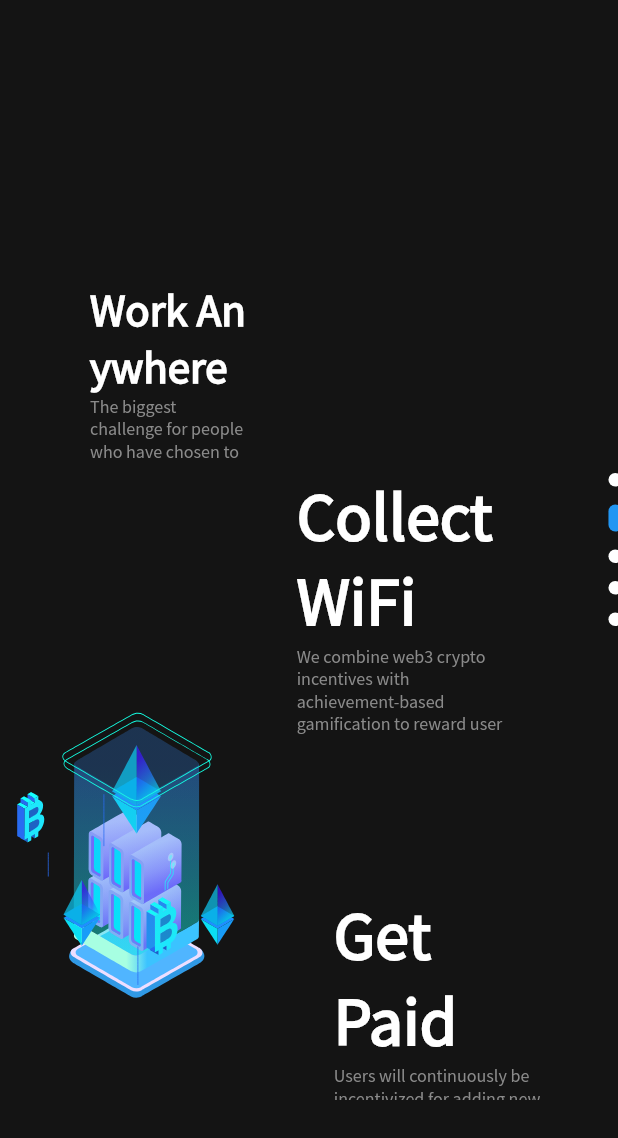
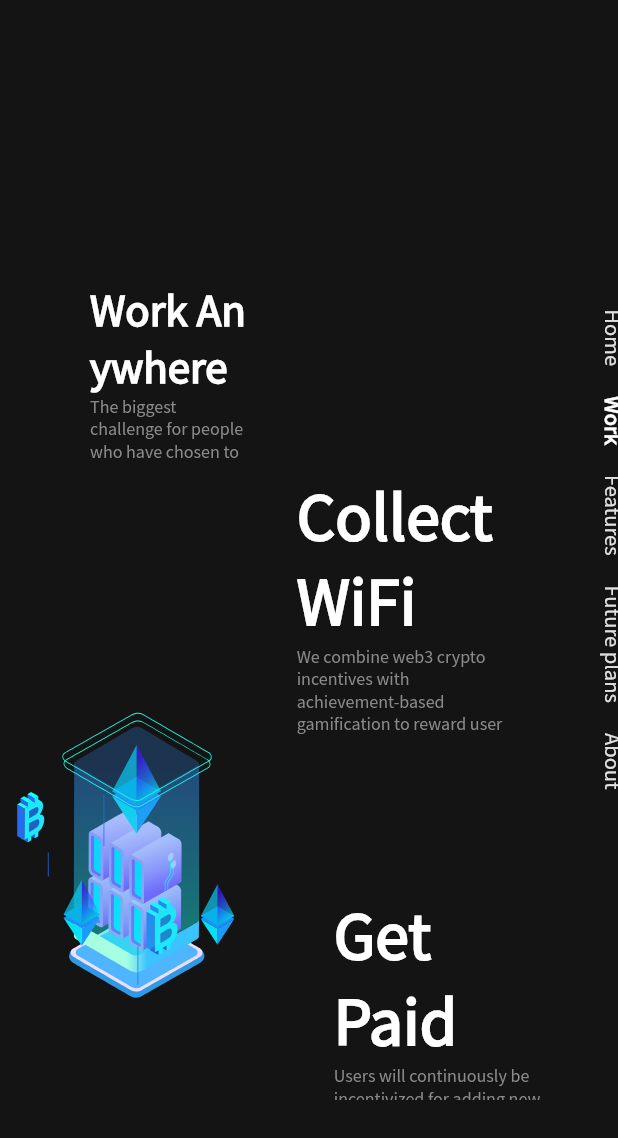
Before and after one commit to Maverick-Wolf/verifi_website, a Flutter app: the LargeScreen screen opened directly, scrolled down 576 dp, on a phone screen of 412 x 824 dp, the part 98-1236 px from its top. Run offline on Flutter 3.47's test engine with Material 2 defaults, Android fonts, the phone set to English and light mode, and no system bars; drawn by our look-alikes of auto_size_text, dots_indicator; our stand-ins replace font_awesome_flutter, lottie; missing offline and left inert: blobs.

Commit message:
switched from dot indicator to text

```diff
--- a/lib/screens/large_screens/main_large_screen.dart
+++ b/lib/screens/large_screens/main_large_screen.dart
@@ -71,22 +71,121 @@ class _LargeScreenState extends State<LargeScreen> {
                   ],
                 ),
               ),
-              DotsIndicator(
-                dotsCount: 5,
-                onTap: (position) {
-                  controller.animateToPage(position.toInt(),
-                      duration: const Duration(milliseconds: 1000),
-                      curve: Curves.easeInOutSine);
-                },
-                position: _currentIndex.toDouble(),
-                decorator: DotsDecorator(
-                    size: const Size.square(9.0),
-                    activeSize: const Size(9.0, 18.0),
-                    activeShape: RoundedRectangleBorder(
-                        borderRadius: BorderRadius.circular(5.0)),
-                    color: Colors.white,
-                    activeColor: Colors.blue),
-                axis: Axis.vertical,
+              Column(
+                children: [
+                  InkWell(
+                    onTap: () {
+                      controller.animateToPage(0,
+                          duration: const Duration(milliseconds: 1000),
+                          curve: Curves.easeInOutSine);
+                    },
+                    child: RotatedBox(
+                      quarterTurns: 1,
+                      child: Text(
+                        "Home",
+                        style: TextStyle(
+                            color:
+                                _currentIndex == 0 ? white : Colors.grey[300],
+                            fontSize: 15.0,
+                            fontWeight: _currentIndex == 0
+                                ? FontWeight.bold
+                                : FontWeight.normal),
+                      ),
+                    ),
+                  ),
+                  const SizedBox(
+                    height: 20.0,
+                  ),
+                  InkWell(
+                    onTap: () {
+                      controller.animateToPage(1,
+                          duration: const Duration(milliseconds: 1000),
+                          curve: Curves.easeInOutSine);
+                    },
+                    child: RotatedBox(
+                      quarterTurns: 1,
+                      child: Text(
+                        "Work",
+                        style: TextStyle(
+                            color:
+                                _currentIndex == 1 ? white : Colors.grey[300],
+                            fontSize: 15.0,
+                            fontWeight: _currentIndex == 1
+                                ? FontWeight.bold
+                                : FontWeight.normal),
+                      ),
+                    ),
+                  ),
+                  const SizedBox(
+                    height: 20.0,
+                  ),
+                  InkWell(
+                    onTap: () {
+                      controller.animateToPage(2,
+                          duration: const Duration(milliseconds: 1000),
+                          curve: Curves.easeInOutSine);
+                    },
+                    child: RotatedBox(
+                      quarterTurns: 1,
+                      child: Text(
+                        "Features",
+                        style: TextStyle(
+                            color:
+                                _currentIndex == 2 ? white : Colors.grey[300],
+                            fontSize: 15.0,
+                            fontWeight: _currentIndex == 2
+                                ? FontWeight.bold
+                                : FontWeight.normal),
+                      ),
+                    ),
+                  ),
+                  const SizedBox(
+                    height: 20.0,
+                  ),
+                  InkWell(
+                    onTap: () {
+                      controller.animateToPage(3,
+                          duration: const Duration(milliseconds: 1000),
+                          curve: Curves.easeInOutSine);
+                    },
+                    child: RotatedBox(
+                      quarterTurns: 1,
+                      child: Text(
+                        "Future plans",
+                        style: TextStyle(
+                            color:
+                                _currentIndex == 3 ? white : Colors.grey[300],
+                            fontSize: 15.0,
+                            fontWeight: _currentIndex == 3
+                                ? FontWeight.bold
+                                : FontWeight.normal),
+                      ),
+                    ),
+                  ),
+                  const SizedBox(
+                    height: 20.0,
+                  ),
+                  InkWell(
+                    onTap: () {
+                      controller.animateToPage(4,
+                          duration: const Duration(milliseconds: 1000),
+                          curve: Curves.easeInOutSine);
+                    },
+                    child: RotatedBox(
+                      quarterTurns: 1,
+                      child: Text(
+                        "About",
+                        style: TextStyle(
+                            color:
+                                _currentIndex == 4 ? white : Colors.grey[300],
+                            fontSize: 15.0,
+                            fontWeight: _currentIndex == 4
+                                ? FontWeight.bold
+                                : FontWeight.normal),
+                      ),
+                    ),
+                  ),
+                ],
               ),
             ],
           ),
```
